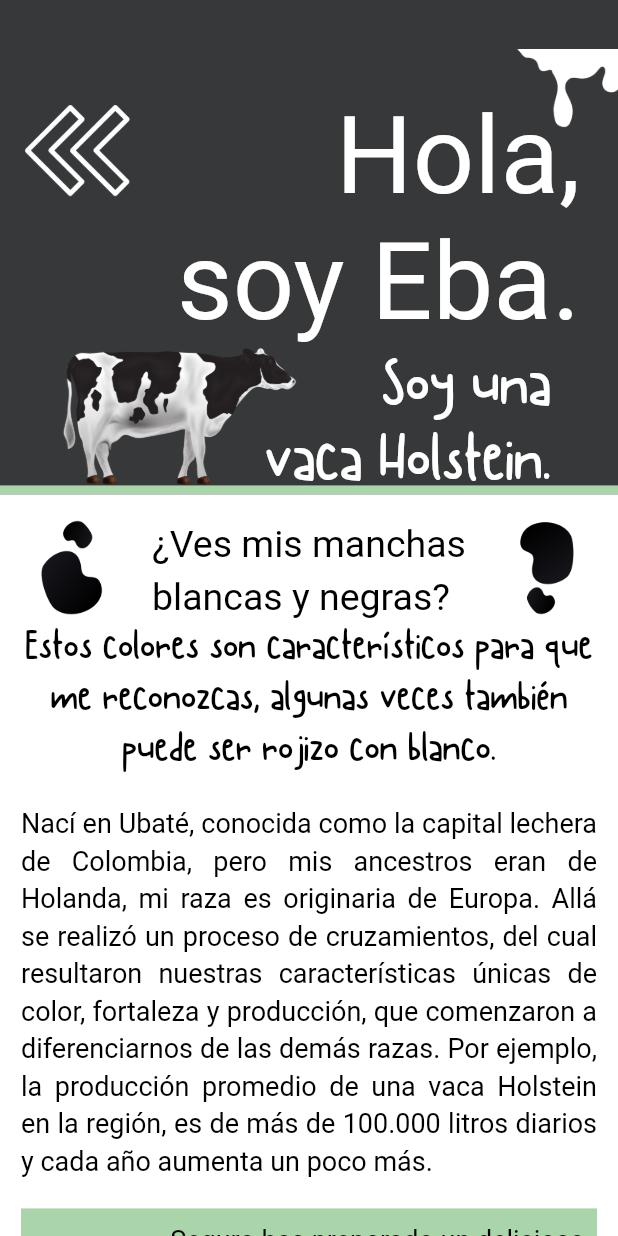
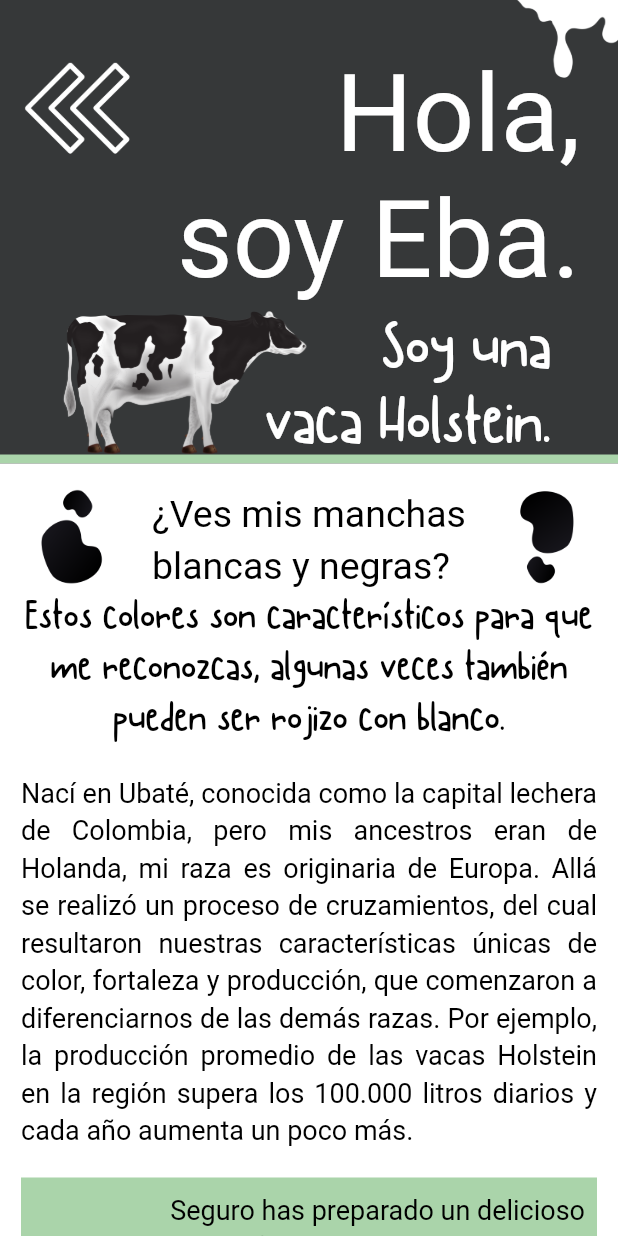
Before and after one commit to LigiaRojas/Eba, a Flutter app: the GeneralScreen screen opened by its route, on a phone screen of 412 x 824 dp. Run offline on Flutter 3.47's test engine with Material 2 defaults, Android fonts, the phone set to English and light mode, and no system bars; our stand-ins replace logger, youtube_player_flutter; missing offline and left inert: flutter_session, flutter_unity_widget, mongo_dart; Roboto replaces fonts that are missing (LeagueSpartan).

Commit message:
Correcciones de redacción.

```diff
--- a/lib/views/about_screen.dart
+++ b/lib/views/about_screen.dart
@@ -59,7 +59,7 @@ class AboutScreen extends StatelessWidget {
                     flex: 1,
                     child: Container(
                       child: Text(
-                        'Versión 0.1.0',
+                        'Versión 1.0.0',
                         style: TextStyle(
                           fontFamily: 'Canda Tawa Regular',
                           color: Color(0xff363839),
--- a/lib/views/info/general_screen.dart
+++ b/lib/views/info/general_screen.dart
@@ -22,10 +22,10 @@ class GeneralScreen extends StatelessWidget {
           },
           child: Column(
             children: [
-              Expanded(
+              /*Expanded(
                 flex: 1,
                 child: Container(),
-              ),
+              ),*/
               Expanded(
                 flex: 9,
                 child: buildExtendedHeader(() {
@@ -47,7 +47,7 @@ class GeneralScreen extends StatelessWidget {
                     children: [
                       buildTitle(),
                       ...buildText('Estos colores son característicos para que me '
-                          'reconozcas, algunas veces también puede ser rojizo con '
+                          'reconozcas, algunas veces también pueden ser rojizo con '
                           'blanco.',
                         fontFamily: 'Canda Tawa Regular',
                         textAlign: TextAlign.center,
@@ -60,8 +60,8 @@ class GeneralScreen extends StatelessWidget {
                           'proceso de cruzamientos, del cual resultaron nuestras '
                           'características únicas de color, fortaleza y producción, '
                           'que comenzaron a diferenciarnos de las demás razas. Por '
-                          'ejemplo, la producción promedio de una vaca Holstein '
-                          'en la región, es de más de 100.000 litros diarios y '
+                          'ejemplo, la producción promedio de las vacas Holstein '
+                          'en la región supera los 100.000 litros diarios y '
                           'cada año aumenta un poco más.'),
                       Stack(
                         alignment: Alignment.bottomCenter,
--- a/lib/views/info/skeletal_screen.dart
+++ b/lib/views/info/skeletal_screen.dart
@@ -118,10 +118,10 @@ class SkeletalScreen extends StatelessWidget {
                         ),
                         buildDivider(color: Color(0xffaad4aa)),
                         ...buildText('Muchas enfermedades y condiciones pueden ocurrir '
-                            'dentro del esqueleto de una vaca si el sistema inmune de '
-                            'la vaca es débil o si está desnutrida. Por ejemplo, la '
-                            'fiebre de leche o hipocalcemia es una condición que '
-                            'afecta a las vacas cuando el calcio sale del torrente '
+                            'dentro del esqueleto de una vaca si el sistema inmune '
+                            'es débil o si está desnutrida. Por ejemplo, la fiebre '
+                            'de leche o hipocalcemia es una condición que afecta '
+                            'a las vacas cuando el calcio sale del torrente '
                             'sanguíneo para apoyar la producción de leche. El '
                             'resultado es una ruptura muscular y esquelética, que '
                             'debilita e incapacita al animal para ponerse de pie. Por '
```
